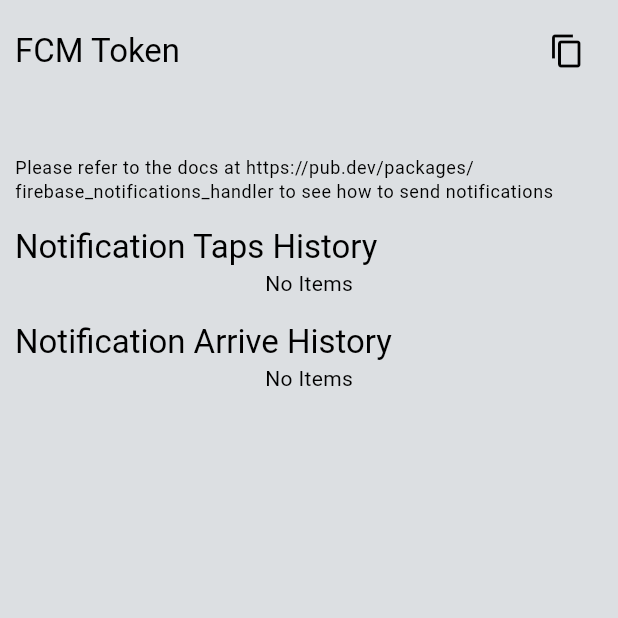
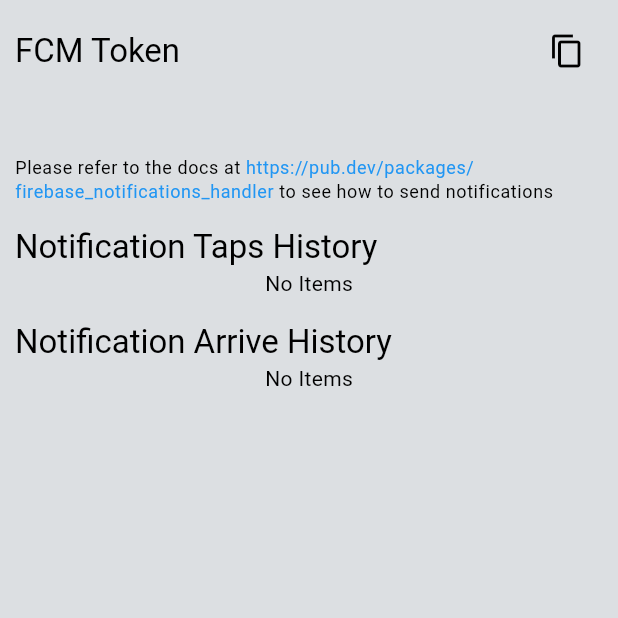
Before and after one commit to rithik-dev/firebase_notifications_handler, a Flutter app: the screen it shows after launch, on a phone screen of 412 x 824 dp, the top half of it. Run offline on Flutter 3.47's test engine with Material 3 defaults, Android fonts, the phone set to English and light mode, and no system bars; our stand-ins replace firebase_core, firebase_messaging, flutter_local_notifications, timezone; missing offline and left inert: easy_container; accounts and stored records are empty.

Commit message:
feat: updated example app

```diff
--- a/example/lib/screens/home_screen.dart
+++ b/example/lib/screens/home_screen.dart
@@ -2,12 +2,14 @@ import 'dart:async';
 
 import 'package:easy_container/easy_container.dart';
 import 'package:firebase_notifications_handler/firebase_notifications_handler.dart';
+import 'package:flutter/gestures.dart';
 
 import 'package:flutter/material.dart';
 import 'package:flutter/services.dart';
 import 'package:notifications_handler_demo/utils/globals.dart';
 import 'package:notifications_handler_demo/utils/helpers.dart';
 import 'package:notifications_handler_demo/widgets/custom_loader.dart';
+import 'package:url_launcher/url_launcher_string.dart';
 
 class HomeScreen extends StatefulWidget {
   static const id = 'HomeScreen';
@@ -19,6 +21,8 @@ class HomeScreen extends StatefulWidget {
 }
 
 class _HomeScreenState extends State<HomeScreen> {
+  static const _projectLink = 'https://pub.dev/packages/firebase_notifications_handler';
+
   final _notificationTaps = <NotificationInfo>[];
   final _notificationArrives = <NotificationInfo>[];
 
@@ -35,6 +39,8 @@ class _HomeScreenState extends State<HomeScreen> {
     setState(() {});
   }
 
+  final _linkTapRecognizer = TapGestureRecognizer();
+
   @override
   void initState() {
     super.initState();
@@ -50,6 +56,7 @@ class _HomeScreenState extends State<HomeScreen> {
   void dispose() {
     _notificationTapsSubscription.cancel();
     _notificationArriveSubscription.cancel();
+    _linkTapRecognizer.dispose();
     super.dispose();
   }
 
@@ -96,13 +103,21 @@ class _HomeScreenState extends State<HomeScreen> {
               ),
             ),
             const SizedBox(height: 15),
-            //
-            Text(
-              'Please refer to the docs at https://pub.dev/packages/firebase_notifications_handler to see how to send notifications',
+            Text.rich(
+              TextSpan(
+                children: [
+                  const TextSpan(text: 'Please refer to the docs at '),
+                  TextSpan(
+                    text: _projectLink,
+                    style: const TextStyle(color: Colors.blue),
+                    recognizer: _linkTapRecognizer..onTap = () => launchUrlString(_projectLink),
+                  ),
+                  const TextSpan(text: ' to see how to send notifications'),
+                ],
+              ),
               style: Theme.of(context).textTheme.bodySmall,
             ),
             const SizedBox(height: 15),
-
             Row(
               children: [
                 Expanded(
--- a/example/pubspec.yaml
+++ b/example/pubspec.yaml
@@ -14,6 +14,7 @@ dependencies:
 
   firebase_core: ^3.5.0
   easy_container: ^1.0.4+1
+  url_launcher: ^6.3.0
   firebase_notifications_handler:
     path: "../"
 
```
Also changed, not shown: example/pubspec.lock.
